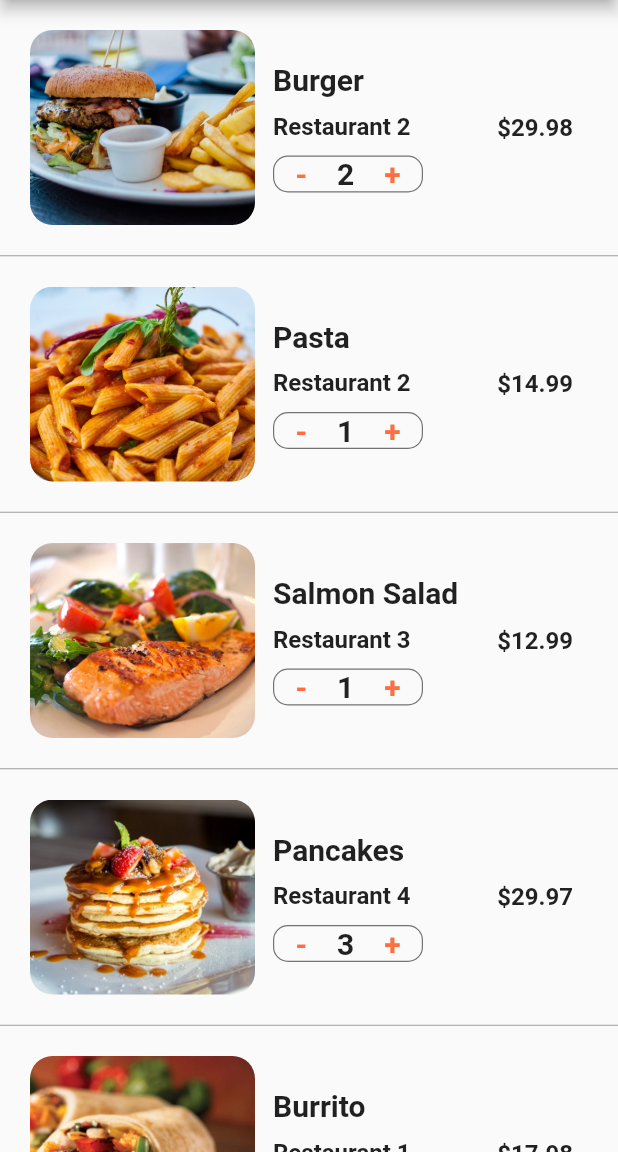
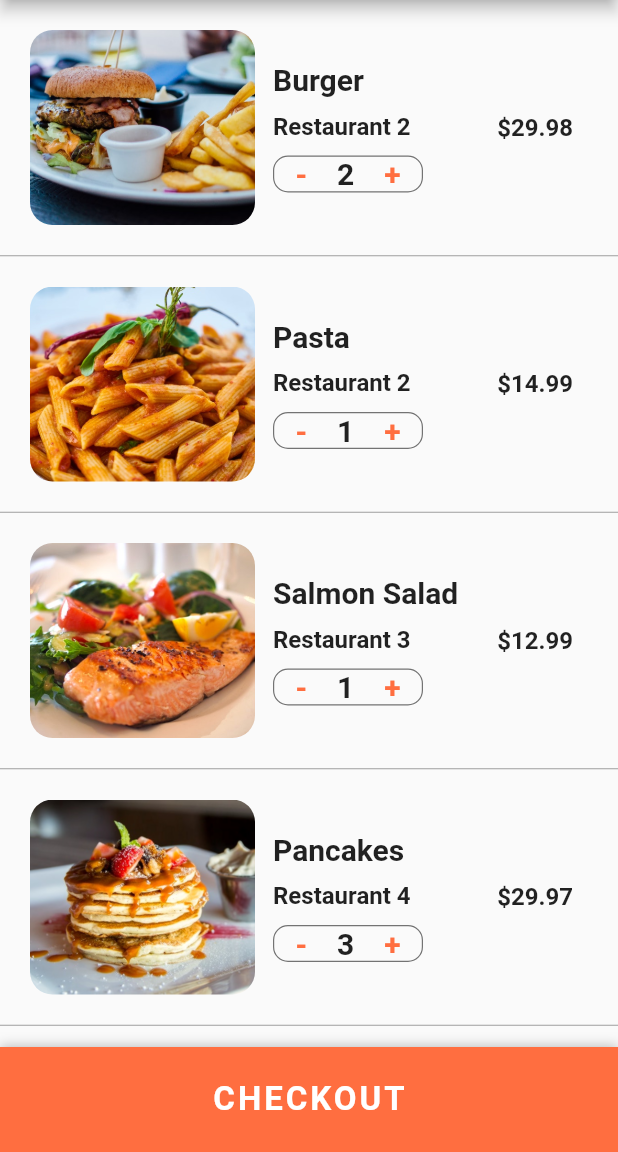
Before and after one commit to yash001dev/foodDeliveryApp, a Flutter app: the CartScreen screen opened directly, on a phone screen of 412 x 824 dp, the part 84-1236 px from its top. Run offline on Flutter 3.47's test engine with Material 2 defaults, Android fonts, the phone set to English and light mode, and no system bars.

```diff
--- a/lib/screens/cart_screen.dart
+++ b/lib/screens/cart_screen.dart
@@ -1,3 +1,5 @@
+import 'dart:ui';
+
 import 'package:flutter/material.dart';
 import 'package:fooddelivery/data/data.dart';
 import 'package:fooddelivery/models/order.dart';
@@ -125,15 +127,72 @@ class _CartScreenState extends State<CartScreen> {
 
   @override
   Widget build(BuildContext context) {
+    double totalPrice = 0;
+    currentUser.cart.forEach(
+        (Order order) => totalPrice += order.quantity * order.food.price);
     return Scaffold(
       appBar: AppBar(
         title: Text('Cart (${currentUser.cart.length})'),
       ),
       body: ListView.separated(
-        itemCount: currentUser.cart.length,
+        itemCount: currentUser.cart.length + 1,
         itemBuilder: (BuildContext context, int index) {
-          Order order = currentUser.cart[index];
-          return _buildCartItem(order);
+          if (index < currentUser.cart.length) {
+            Order order = currentUser.cart[index];
+            return _buildCartItem(order);
+          }
+          return Padding(
+            padding: EdgeInsets.all(20.0),
+            child: Column(
+              children: <Widget>[
+                Row(
+                  mainAxisAlignment: MainAxisAlignment.spaceBetween,
+                  children: <Widget>[
+                    Text(
+                      'Estimated Delivery Time',
+                      style: new TextStyle(
+                        fontSize: 20.0,
+                        fontWeight: FontWeight.w600,
+                      ),
+                    ),
+                    Text(
+                      '25 min',
+                      style: new TextStyle(
+                        fontSize: 20.0,
+                        fontWeight: FontWeight.w600,
+                      ),
+                    ),
+                  ],
+                ),
+                SizedBox(
+                  height: 10.0,
+                ),
+                Row(
+                  mainAxisAlignment: MainAxisAlignment.spaceBetween,
+                  children: <Widget>[
+                    Text(
+                      'Total Cost:',
+                      style: new TextStyle(
+                        fontSize: 20.0,
+                        fontWeight: FontWeight.w600,
+                      ),
+                    ),
+                    Text(
+                      '\$${totalPrice.toStringAsFixed(2)}',
+                      style: new TextStyle(
+                        color: Colors.green[700],
+                        fontSize: 20.0,
+                        fontWeight: FontWeight.w600,
+                      ),
+                    ),
+                  ],
+                ),
+                SizedBox(
+                  height: 80.0,
+                )
+              ],
+            ),
+          );
         },
         separatorBuilder: (BuildContext context, int index) {
           return Divider(
@@ -142,6 +201,31 @@ class _CartScreenState extends State<CartScreen> {
           );
         },
       ),
+      bottomSheet: Container(
+        height: 70.0,
+        width: MediaQuery.of(context).size.width,
+        decoration:
+            BoxDecoration(color: Theme.of(context).primaryColor, boxShadow: [
+          BoxShadow(
+            color: Colors.black26,
+            offset: Offset(0, -1),
+            blurRadius: 6.0,
+          )
+        ]),
+        child: Center(
+          child: FlatButton(
+            child: Text(
+              'CHECKOUT',
+              style: TextStyle(
+                color: Colors.white,
+                fontSize: 22.0,
+                fontWeight: FontWeight.bold,
+                letterSpacing: 2.0,
+              ),
+            ),
+          ),
+        ),
+      ),
     );
   }
 }
```
